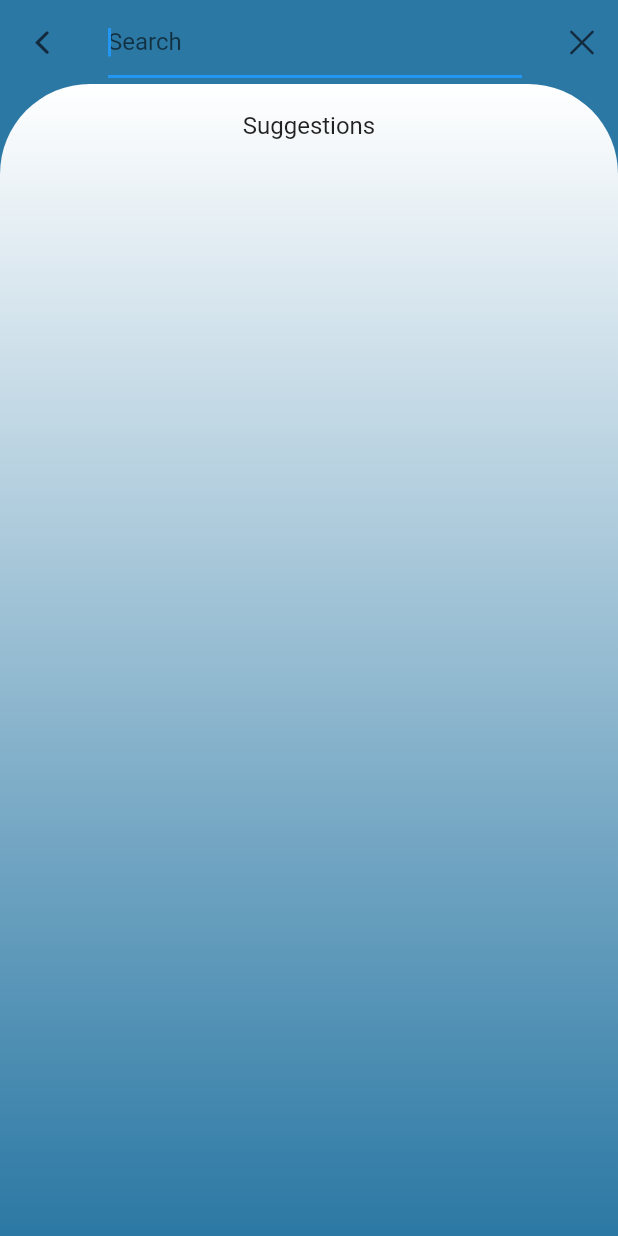
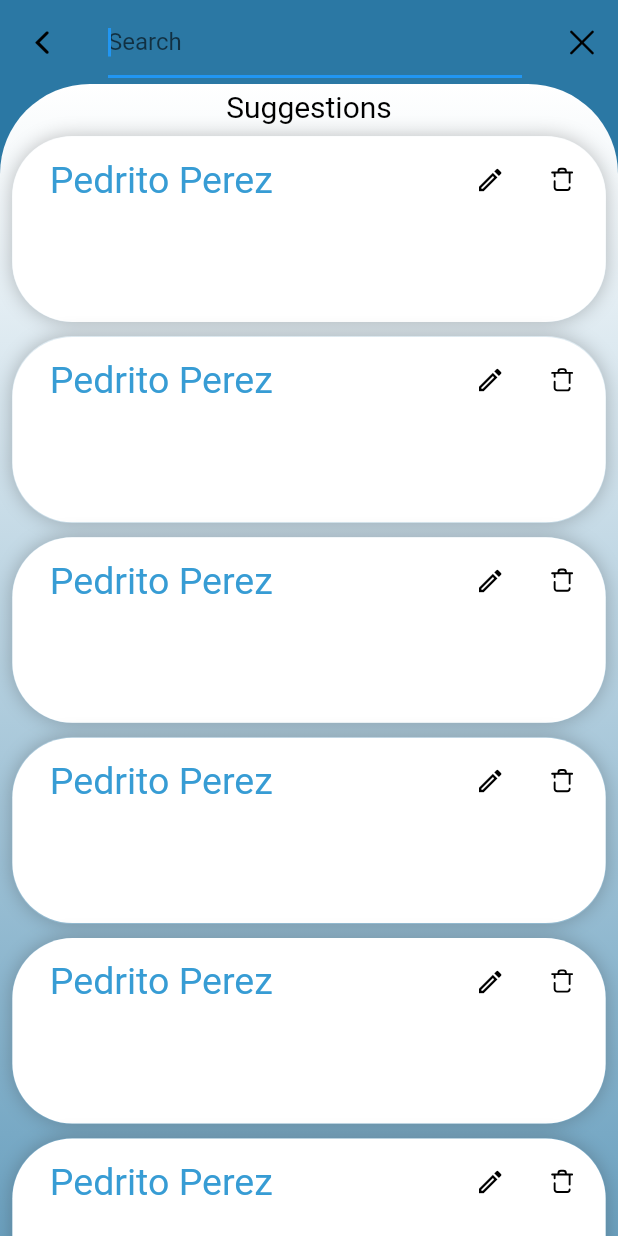
Before and after one commit to ArielP03/Run_List_App, a Flutter app: the HomeScreen screen opened by its route, after a tap on an icon or button, on a phone screen of 412 x 824 dp. Run offline on Flutter 3.47's test engine with Material 2 defaults, Android fonts, the light colour scheme and no system bars; our stand-ins replace flutter_svg, google_fonts, sqflite; accounts and stored records are empty; Roboto replaces fonts that are missing (Courgette).

Commit message:
nuevos archivos: assets/392530_add_create_cross_new_plus_icon.svg 	nuevos archivos: assets/icons8-home.svg 	nuevos archivos: assets/icons8-setting.svg 	borrados:        lib/Screens/home_screen.dart 	borrados:        lib/Screens/screens.dart 	nuevos archivos: lib/Widgets/CardWidgets.dart 	nuevos archivos: lib/Widgets/ScrollWidget.dart 	nuevos archivos: lib/Widgets/SearchWidget.dart 	nuevos archivos: lib/Widgets/Widgets.dart 	modificados:     lib/main.dart 	nuevos archivos: lib/src/Models/list_models.dart 	nuevos archivos: lib/src/Providers/DBProvider.dart 	nuevos archivos: lib/src/Screens/Setting_Page.dart 	nuevos archivos: lib/src/Screens/home_screen.dart 	nuevos archivos: lib/src/Screens/screens.dart 	modificados:     pubspec.lock 	modificados:     pubspec.yaml

```diff
--- a/lib/Screens/home_screen.dart
+++ /dev/null
@@ -1,199 +0,0 @@
-// ignore_for_file: deprecated_member_use
-
-import 'package:flutter/cupertino.dart';
-import 'package:flutter/material.dart';
-import 'package:flutter_svg/flutter_svg.dart';
-import 'package:google_fonts/google_fonts.dart';
-
-final Color color_1 = Color.fromARGB(255, 43, 120, 164);
-final Color color_3 = Color.fromARGB(255, 55, 156, 212);
-final Color iconcolor = Color.fromARGB(255, 19, 41, 62);
-
-class HomeScreen extends StatefulWidget {
-  const HomeScreen({super.key});
-
-  @override
-  State<HomeScreen> createState() => _HomeScreenState();
-}
-
-class _HomeScreenState extends State<HomeScreen> {
-  @override
-  Widget build(BuildContext context) {
-    return Scaffold(
-      appBar: AppBar(
-        backgroundColor: color_1,
-        shadowColor: Colors.transparent,
-        surfaceTintColor: Colors.transparent,
-        foregroundColor: Colors.transparent,
-        shape: null,
-        elevation: 0,
-        actions: [
-          IconButton(
-            splashColor: Colors.transparent,
-            splashRadius: 1,
-            onPressed: () => showSearch(
-              context: context,
-              delegate: CardWidget(),
-            ),
-            icon: SvgPicture.asset(
-              'assets/icon_search.svg',
-              color: iconcolor,
-            ),
-            iconSize: 45,
-          )
-        ],
-      ),
-      backgroundColor: color_1,
-      body: Container(
-        decoration: BoxDecoration(
-          gradient: LinearGradient(
-              begin: FractionalOffset.bottomCenter,
-              end: FractionalOffset.topCenter,
-              colors: [color_1, Colors.white]),
-          borderRadius: BorderRadius.only(
-              topLeft: Radius.circular(60), topRight: Radius.circular(60)),
-        ),
-        child: Center(
-          child: Text(
-            'hello',
-            textAlign: TextAlign.center,
-            style: TextStyle(fontSize: 30),
-          ),
-        ),
-        width: MediaQuery.of(context).size.width,
-        height: MediaQuery.of(context).size.height,
-      ),
-    );
-  }
-}
-
-class CardWidget extends SearchDelegate {
-  @override
-  List<Widget>? buildActions(BuildContext context) => [
-        IconButton(
-          splashColor: Colors.transparent,
-          splashRadius: 1,
-          icon: Icon(CupertinoIcons.clear_thick),
-          onPressed: () => this.query = '',
-        )
-      ];
-
-  @override
-  Widget? buildLeading(BuildContext context) => IconButton(
-      splashColor: Colors.transparent,
-      splashRadius: 1,
-      onPressed: () => this.close(context, null),
-      icon: Icon(CupertinoIcons.back));
-
-  @override
-  Widget buildResults(BuildContext context) {
-    print(query);
-    return SingleChildScrollView(
-      child: Container(
-        color: color_1,
-        child: Container(
-          child: Column(
-            children: [
-              SizedBox(
-                width:  MediaQuery.of(context).size.width,
-                height: 30,
-                child:Container(child:
-                 Text(
-                  'Most recent',
-                  textAlign: TextAlign.center ,
-                  style: GoogleFonts.amaticSc(color: iconcolor, fontSize: 20),
-
-                ),
-                alignment: Alignment.center,
-
-                )
-              ),
-              CardView(),
-              CardView(),
-              CardView(),
-              CardView(),
-              CardView(),
-              CardView(),
-              CardView(),
-              CardView(),
-            ],
-          ),
-          decoration: BoxDecoration(
-              borderRadius: BorderRadius.only(
-                  topLeft: Radius.circular(60), topRight: Radius.circular(60)),
-              gradient: LinearGradient(
-                colors: [color_1, Colors.white],
-                begin: FractionalOffset.bottomCenter,
-                end: FractionalOffset.topCenter,
-              )),
-          width: MediaQuery.of(context).size.width,
-        ),
-      ),
-    );
-  }
-
-  @override
-  Widget buildSuggestions(BuildContext context) => Container(
-        color: color_1,
-        child: Container(
-          child: ListTile(
-            title: Text(
-              'Suggestions',
-              textAlign: TextAlign.center,
-            ),
-          ),
-          decoration: BoxDecoration(
-              borderRadius: BorderRadius.only(
-                  topLeft: Radius.circular(60), topRight: Radius.circular(60)),
-              gradient: LinearGradient(
-                colors: [color_1, Colors.white],
-                begin: FractionalOffset.bottomCenter,
-                end: FractionalOffset.topCenter,
-              )),
-          width: MediaQuery.of(context).size.width,
-          height: MediaQuery.of(context).size.height,
-        ),
-      );
-  @override
-  ThemeData appBarTheme(BuildContext context) {
-    return ThemeData(
-      appBarTheme: AppBarTheme(
-        color: color_1,
-        elevation: 0,
-        foregroundColor: iconcolor,
-        shape: null,
-      ),
-    );
-  }
-}
-
-class CardView extends StatelessWidget {
-
-  @override
-  Widget build(BuildContext context) {
-    return Container(
-      margin: EdgeInsets.only(top: 5 , bottom: 5),
-      width: MediaQuery.of(context).size.width*0.96,
-      height: MediaQuery.of(context).size.height*0.15,
-      decoration: BoxDecoration(borderRadius: BorderRadius.all(Radius.circular(40)),color: Colors.white,boxShadow: [BoxShadow(color: Colors.grey[850]!.withOpacity(0.30),blurRadius: 10, blurStyle: BlurStyle.outer),]),
-      child: Padding(
-        padding: EdgeInsets.fromLTRB(25, 5, 5, 5),
-        child: Column(
-        children: [
-          Row(
-            mainAxisAlignment: MainAxisAlignment.spaceBetween,
-      children: [
-        Text('Pedrito Perez',textAlign: TextAlign.center, style:GoogleFonts.courgette(color: color_3,fontSize:  25, )),
-        Row(
-          children:[
-        IconButton(padding: EdgeInsets.all(0),onPressed: ()=>'', icon:Icon(Icons.edit_outlined, color: iconcolor,size: 20,)),
-        IconButton(padding: EdgeInsets.all(0), onPressed: ()=>'', icon: SvgPicture.asset('assets/trash-1-svgrepo-com.svg', color:iconcolor,width: 20,height: 20,)),
-        ])
-        ],
-          ),
-        ],
-        ),
-      ),
-    );
-  }
-}
--- a/lib/Screens/screens.dart
+++ /dev/null
@@ -1 +0,0 @@
-export 'package:app_list/Screens/home_screen.dart';
--- /dev/null
+++ b/lib/Widgets/CardWidgets.dart
@@ -0,0 +1,61 @@
+// ignore_for_file: deprecated_member_use
+
+import 'package:flutter_svg/svg.dart';
+import 'Widgets.dart';
+
+class CardView extends StatelessWidget {
+  @override
+  Widget build(BuildContext context) {
+    return Container(
+      margin: EdgeInsets.only(top: 5, bottom: 5),
+      width: MediaQuery.of(context).size.width * 0.96,
+      height: MediaQuery.of(context).size.height * 0.15,
+      decoration: BoxDecoration(
+          borderRadius: BorderRadius.all(Radius.circular(40)),
+          color: Colors.white,
+          boxShadow: [
+            BoxShadow(
+                color: Colors.grey[850]!.withOpacity(0.30),
+                blurRadius: 10,
+                blurStyle: BlurStyle.outer),
+          ]),
+      child: Padding(
+        padding: EdgeInsets.fromLTRB(25, 5, 5, 5),
+        child: Column(
+          children: [
+            Row(
+              mainAxisAlignment: MainAxisAlignment.spaceBetween,
+              children: [
+                Text('Pedrito Perez',
+                    textAlign: TextAlign.center,
+                    style: GoogleFonts.courgette(
+                      color: color_3,
+                      fontSize: 25,
+                    )),
+                Row(children: [
+                  IconButton(
+                      padding: EdgeInsets.all(0),
+                      onPressed: () => '',
+                      icon: Icon(
+                        Icons.edit_outlined,
+                        color: iconcolor,
+                        size: 20,
+                      )),
+                  IconButton(
+                      padding: EdgeInsets.all(0),
+                      onPressed: () => '',
+                      icon: SvgPicture.asset(
+                        'assets/trash-1-svgrepo-com.svg',
+                        color: iconcolor,
+                        width: 20,
+                        height: 20,
+                      )),
+                ])
+              ],
+            ),
+          ],
+        ),
+      ),
+    );
+  }
+}
--- /dev/null
+++ b/lib/Widgets/ScrollWidget.dart
@@ -0,0 +1,109 @@
+import 'Widgets.dart';
+
+class ContainerScrollResult extends StatefulWidget {
+  const ContainerScrollResult({super.key});
+
+  @override
+  State<ContainerScrollResult> createState() => _ContainerScrollResultState();
+}
+
+class _ContainerScrollResultState extends State<ContainerScrollResult> {
+  @override
+  Widget build(BuildContext context) {
+    return SingleChildScrollView(
+      child: Container(
+        color: color_1,
+        child: Container(
+          child: Column(
+            children: [
+              SizedBox(
+                  width: MediaQuery.of(context).size.width,
+                  height: 30,
+                  child: Container(
+                    child: Text(
+                      'Most recent',
+                      textAlign: TextAlign.center,
+                      style:
+                          GoogleFonts.amaticSc(color: iconcolor, fontSize: 20),
+                    ),
+                    alignment: Alignment.center,
+                  )),
+              CardView(),
+              CardView(),
+              CardView(),
+              CardView(),
+              CardView(),
+              CardView(),
+              CardView(),
+              CardView(),
+            ],
+          ),
+          decoration: BoxDecoration(
+              borderRadius: BorderRadius.only(
+                  topLeft: Radius.circular(60), topRight: Radius.circular(60)),
+              gradient: LinearGradient(
+                colors: [color_1, Colors.white],
+                begin: FractionalOffset.bottomCenter,
+                end: FractionalOffset.topCenter,
+              )),
+          width: MediaQuery.of(context).size.width,
+        ),
+      ),
+    );
+  }
+}
+
+class ContainerScrollSuggestions extends StatefulWidget {
+  const ContainerScrollSuggestions({super.key});
+
+  @override
+  State<ContainerScrollSuggestions> createState() =>
+      _ContainerScrollSuggestionsState();
+}
+
+class _ContainerScrollSuggestionsState
+    extends State<ContainerScrollSuggestions> {
+  @override
+  Widget build(BuildContext context) {
+    return SingleChildScrollView(
+      child: Container(
+        color: color_1,
+        child: Container(
+          child: Column(
+            children: [
+              SizedBox(
+                  width: MediaQuery.of(context).size.width,
+                  height: 30,
+                  child: Container(
+                    child: Text(
+                      'Suggestions',
+                      textAlign: TextAlign.center,
+                      style:
+                          GoogleFonts.amaticSc(color: iconcolor, fontSize: 20),
+                    ),
+                    alignment: Alignment.center,
+                  )),
+              CardView(),
+              CardView(),
+              CardView(),
+              CardView(),
+              CardView(),
+              CardView(),
+              CardView(),
+              CardView(),
+            ],
+          ),
+          decoration: BoxDecoration(
+              borderRadius: BorderRadius.only(
+                  topLeft: Radius.circular(60), topRight: Radius.circular(60)),
+              gradient: LinearGradient(
+                colors: [color_1, Colors.white],
+                begin: FractionalOffset.bottomCenter,
+                end: FractionalOffset.topCenter,
+              )),
+          width: MediaQuery.of(context).size.width,
+        ),
+      ),
+    );
+  }
+}
--- a/lib/main.dart
+++ b/lib/main.dart
@@ -1,5 +1,6 @@
 import 'package:flutter/material.dart';
-import 'Screens/screens.dart';
+import 'src/Screens/Setting_Page.dart';
+import 'src/Screens/screens.dart';
 
 void main() => runApp(AppState());
 
@@ -20,6 +21,7 @@ class MyApp extends StatelessWidget {
       initialRoute: 'home',
       routes: {
         'home': (_) => HomeScreen(),
+        'setting':(_)=>SettingPage(),
       }
     );
   }
--- /dev/null
+++ b/lib/src/Screens/home_screen.dart
@@ -0,0 +1,134 @@
+// ignore_for_file: deprecated_member_use
+
+import 'package:flutter_svg/flutter_svg.dart';
+import 'package:app_list/Widgets/Widgets.dart';
+
+final Color color_1 = Color.fromARGB(255, 43, 120, 164);
+final Color color_3 = Color.fromARGB(255, 55, 156, 212);
+final Color iconcolor = Colors.black;
+
+class HomeScreen extends StatefulWidget {
+  const HomeScreen({super.key});
+
+  @override
+  State<HomeScreen> createState() => _HomeScreenState();
+}
+
+class _HomeScreenState extends State<HomeScreen> {
+  final controller = 0;
+  int _selectedIndex = 0;
+  onTabTapped(int index) {
+    setState(() {
+      _selectedIndex = index;
+
+      Widget page = Center();
+      if (index == 0) {
+        page = HomeScreen();
+      }
+      if (index == 1) {
+        page = SettingPage();
+      }
+      if (_selectedIndex != controller) {
+        //Navigator.pushNamed(context, '$page',);
+        Navigator.push(
+          context,
+          PageRouteBuilder(
+            pageBuilder: (_, __, ___) => page,
+            transitionDuration: Duration(milliseconds: 50),
+            transitionsBuilder: (_, a, __, c) =>
+                FadeTransition(opacity: a, child: c),
+          ),
+        );
+      }
+    });
+  }
+
+  @override
+  Widget build(BuildContext context) {
+    return Scaffold(
+      appBar: AppBar(
+        backgroundColor: color_1,
+        shadowColor: Colors.transparent,
+        surfaceTintColor: Colors.transparent,
+        foregroundColor: Colors.transparent,
+        shape: null,
+        elevation: 0,
+        actions: [
+          IconButton(
+            splashColor: Colors.transparent,
+            splashRadius: 1,
+            onPressed: () => showSearch(
+              context: context,
+              delegate: SearchWidget(),
+            ),
+            icon: SvgPicture.asset(
+              'assets/icon_search.svg',
+              color: iconcolor,
+            ),
+            iconSize: 45,
+          )
+        ],
+      ),
+      backgroundColor: color_1,
+      body: Container(
+        decoration: BoxDecoration(
+          gradient: LinearGradient(
+              begin: FractionalOffset.bottomCenter,
+              end: FractionalOffset.topCenter,
+              colors: [color_1, Colors.white]),
+          borderRadius: BorderRadius.only(
+              topLeft: Radius.circular(60), topRight: Radius.circular(60)),
+        ),
+        child: Center(
+          child: Text(
+            'hello',
+            textAlign: TextAlign.center,
+            style: TextStyle(fontSize: 30),
+          ),
+        ),
+        width: MediaQuery.of(context).size.width,
+        height: MediaQuery.of(context).size.height,
+      ),
+      floatingActionButtonLocation: FloatingActionButtonLocation.centerDocked,
+      floatingActionButton: FloatingActionButton(
+        onPressed: () => showDialog(context: context, builder: cardDialog),
+        child: SvgPicture.asset(
+          'assets/392530_add_create_cross_new_plus_icon.svg',
+          width: 35,
+          height: 35,
+          color: iconcolor,
+        ),
+      ),
+      bottomNavigationBar: BottomAppBar(
+        shape: CircularNotchedRectangle(),
+        child: Row(
+          mainAxisAlignment: MainAxisAlignment.spaceAround,
+          children: [
+            IconButton(
+              onPressed: () {
+                onTabTapped(0);
+              },
+              icon: SvgPicture.asset('assets/icons8-home.svg', color: color_3),
+              iconSize: 45,
+            ),
+            IconButton(
+              onPressed: () {
+                onTabTapped(1);
+              },
+              icon: SvgPicture.asset('assets/icons8-setting.svg',
+                  color: iconcolor),
+              iconSize: 45,
+            )
+          ],
+        ),
+      ),
+    );
+  }
+}
+
+@override
+Widget cardDialog(BuildContext context) {
+  return Center(
+    child: Text('Add'),
+  );
+}
--- /dev/null
+++ b/lib/src/Screens/screens.dart
@@ -0,0 +1,2 @@
+export 'package:app_list/src/Screens/home_screen.dart';
+export 'package:app_list/src/Screens/Setting_Page.dart';
--- a/pubspec.yaml
+++ b/pubspec.yaml
@@ -31,6 +31,8 @@ dependencies:
   unicons: ^2.1.1
   flutter_svg: ^2.0.7
   google_fonts: ^5.1.0
+  sqflite: ^2.2.8+4
+  path_provider: ^2.0.15
 
 dev_dependencies:
   flutter_test:
```
Also changed, not shown: lib/Widgets/SearchWidget.dart (added, +41 -0 lines), lib/Widgets/Widgets.dart (added, +12 -0 lines), lib/src/Models/list_models.dart (added, +31 -0 lines), lib/src/Providers/DBProvider.dart (added, +67 -0 lines), lib/src/Screens/Setting_Page.dart (added, +74 -0 lines), assets/392530_add_create_cross_new_plus_icon.svg (added), assets/icons8-home.svg (added), assets/icons8-setting.svg (added), pubspec.lock.
